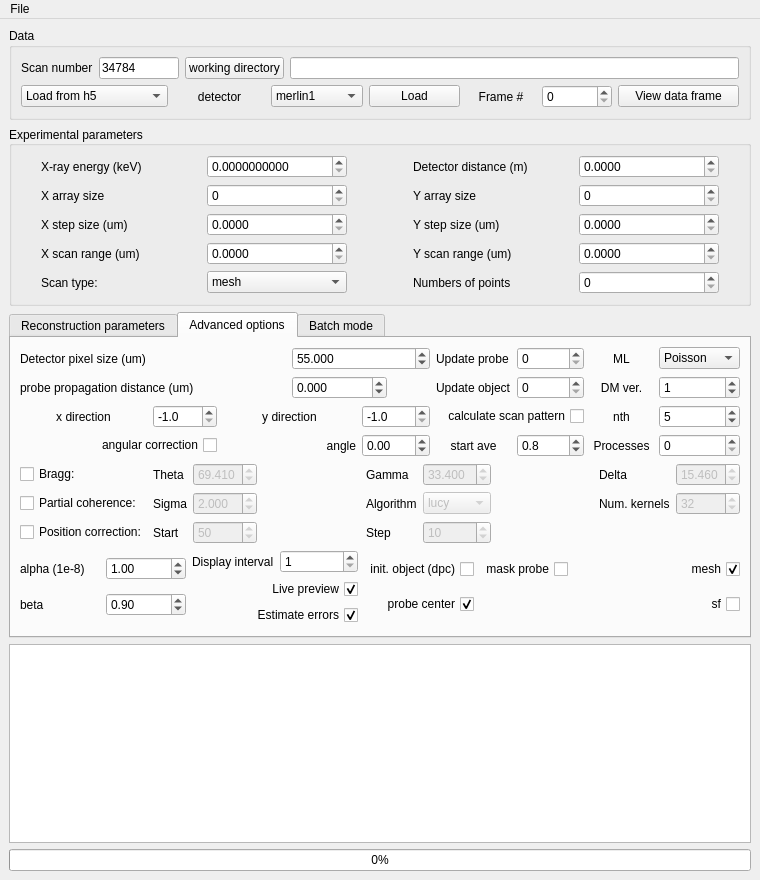
First picture: the form in ui/ui_ptycho.ui, repository NSLS-II/ptycho_gui, before the edit.
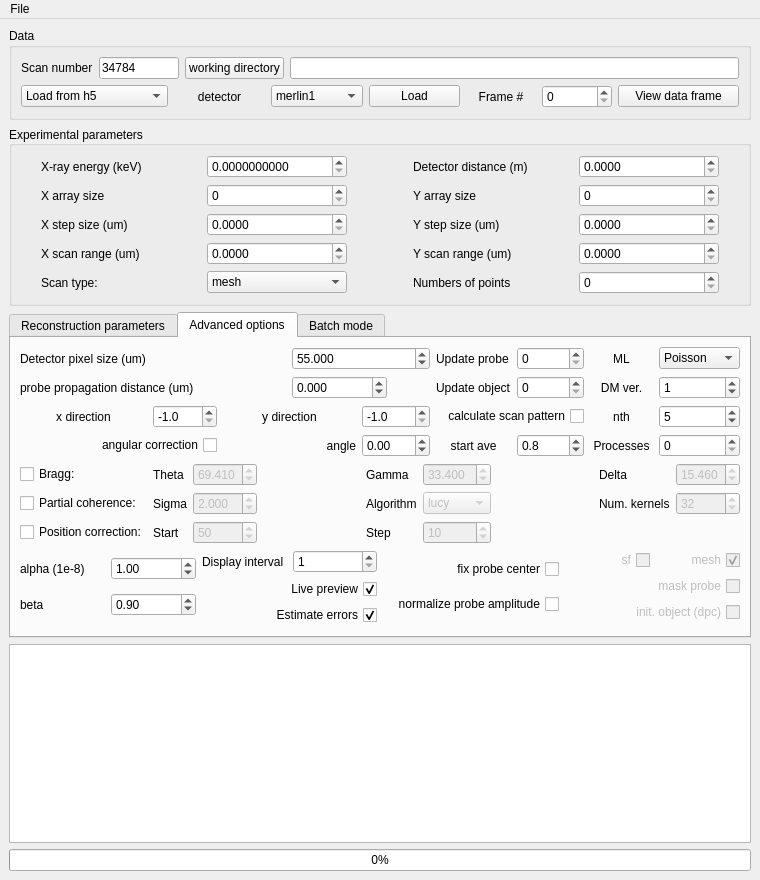
Second picture: the form after the edit. The open tabs and pages were chosen to show the change.

Commit message: added options: mask obj and normalize probe intensity

```diff
--- a/ui/ui_ptycho.ui
+++ b/ui/ui_ptycho.ui
@@ -1143,7 +1143,7 @@
        <attribute name="title">
         <string>Advanced options</string>
        </attribute>
-       <layout class="QVBoxLayout" name="verticalLayout_7">
+       <layout class="QVBoxLayout" name="verticalLayout_8">
         <item>
          <layout class="QGridLayout" name="gridLayout_3">
           <item row="2" column="2">
@@ -1634,7 +1634,7 @@
          </layout>
         </item>
         <item>
-         <layout class="QHBoxLayout" name="horizontalLayout_15">
+         <layout class="QHBoxLayout" name="horizontalLayout_17">
           <item>
            <layout class="QVBoxLayout" name="verticalLayout_3">
             <item>
@@ -1739,9 +1739,78 @@
            </layout>
           </item>
           <item>
-           <layout class="QGridLayout" name="gridLayout_13">
-            <item row="0" column="1">
+           <layout class="QVBoxLayout" name="verticalLayout_4">
+            <item>
+             <widget class="QCheckBox" name="ck_prb_center_flag">
+              <property name="layoutDirection">
+               <enum>Qt::RightToLeft</enum>
+              </property>
+              <property name="text">
+               <string>fix probe center</string>
+              </property>
+              <property name="checked">
+               <bool>false</bool>
+              </property>
+             </widget>
+            </item>
+            <item>
+             <widget class="QCheckBox" name="ck_norm_prb_amp_flag">
+              <property name="layoutDirection">
+               <enum>Qt::RightToLeft</enum>
+              </property>
+              <property name="text">
+               <string>normalize probe amplitude</string>
+              </property>
+              <property name="checked">
+               <bool>false</bool>
+              </property>
+             </widget>
+            </item>
+           </layout>
+          </item>
+          <item>
+           <layout class="QVBoxLayout" name="verticalLayout_7">
+            <item>
+             <layout class="QHBoxLayout" name="horizontalLayout_15">
+              <item>
+               <widget class="QCheckBox" name="ck_sf_flag">
+                <property name="enabled">
+                 <bool>false</bool>
+                </property>
+                <property name="layoutDirection">
+                 <enum>Qt::RightToLeft</enum>
+                </property>
+                <property name="text">
+                 <string>sf</string>
+                </property>
+                <property name="checkable">
+                 <bool>true</bool>
+                </property>
+               </widget>
+              </item>
+              <item>
+               <widget class="QCheckBox" name="ck_mesh_flag">
+                <property name="enabled">
+                 <bool>false</bool>
+                </property>
+                <property name="layoutDirection">
+                 <enum>Qt::RightToLeft</enum>
+                </property>
+                <property name="text">
+                 <string>mesh</string>
+                </property>
+                <property name="checked">
+                 <bool>true</bool>
+                </property>
+               </widget>
+              </item>
+             </layout>
+            </item>
+            <item>
              <widget class="QCheckBox" name="ck_mask_prb_flag">
+              <property name="enabled">
+               <bool>false</bool>
+              </property>
               <property name="layoutDirection">
                <enum>Qt::RightToLeft</enum>
               </property>
@@ -1750,21 +1819,11 @@
               </property>
              </widget>
             </item>
-            <item row="1" column="0">
-             <widget class="QCheckBox" name="ck_prb_center_flag">
-              <property name="layoutDirection">
-               <enum>Qt::RightToLeft</enum>
-              </property>
-              <property name="text">
-               <string>probe center</string>
-              </property>
-              <property name="checked">
-               <bool>true</bool>
-              </property>
-             </widget>
-            </item>
-            <item row="0" column="0">
+            <item>
              <widget class="QCheckBox" name="ck_init_obj_dpc_flag">
+              <property name="enabled">
+               <bool>false</bool>
+              </property>
               <property name="layoutDirection">
                <enum>Qt::RightToLeft</enum>
               </property>
@@ -1775,33 +1834,6 @@
             </item>
            </layout>
           </item>
-          <item>
-           <layout class="QVBoxLayout" name="verticalLayout_4">
-            <item>
-             <widget class="QCheckBox" name="ck_mesh_flag">
-              <property name="layoutDirection">
-               <enum>Qt::RightToLeft</enum>
-              </property>
-              <property name="text">
-               <string>mesh</string>
-              </property>
-              <property name="checked">
-               <bool>true</bool>
-              </property>
-             </widget>
-            </item>
-            <item>
-             <widget class="QCheckBox" name="ck_sf_flag">
-              <property name="layoutDirection">
-               <enum>Qt::RightToLeft</enum>
-              </property>
-              <property name="text">
-               <string>sf</string>
-              </property>
-             </widget>
-            </item>
-           </layout>
-          </item>
          </layout>
         </item>
        </layout>
```
Left out of the diff: 36 changed lines with no effect on the pictures. The commit also changes 3 other files.
